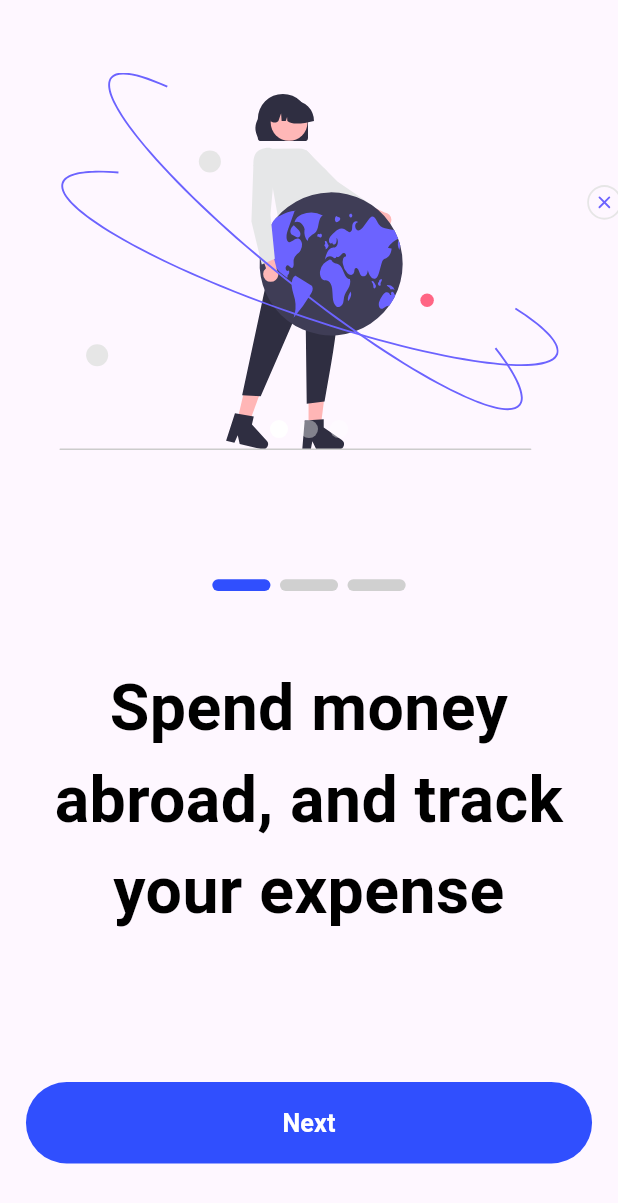
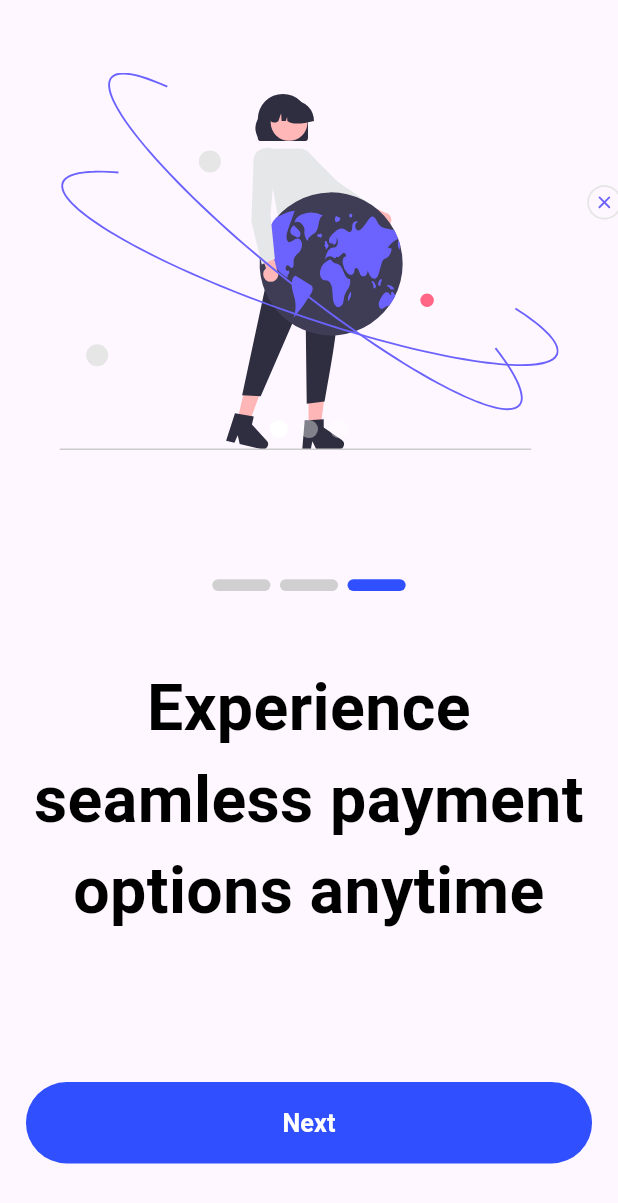
Before and after one commit to MohmadAoun/Coin-Pay, a Flutter app: the screen it shows after launch, after a tap on "Next", on a phone screen of 412 x 824 dp. Shown: the top 1203 px of the screen. Run offline on Flutter 3.47's test engine with Material 3 defaults, Android fonts, the phone set to English and light mode, and no system bars; drawn by our look-alikes of flutter_carousel_widget, smooth_page_indicator; our stand-ins replace flutter_screenutil, flutter_svg.

Commit message:
Changing onboarding svgs fixed the indicator to work with the carousel and linked text according to carousel item

```diff
--- a/lib/features/onBoarding/on_boarding.dart
+++ b/lib/features/onBoarding/on_boarding.dart
@@ -15,11 +15,28 @@ class OnBoardingScreen extends StatefulWidget {
 }
 
 class _OnBoardingScreenState extends State<OnBoardingScreen> {
+  final FlutterCarouselController flutterCarouselController =
+      FlutterCarouselController();
+  int currentIndex = 0;
+
+  // List of SVGs and their corresponding text
+  final List<Map<String, String>> onboardingItems = [
+    {
+      'image': 'assets/svgs/on_boarding_step_one.svg',
+      'text': 'Spend money abroad, and track your expense',
+    },
+    {
+      'image': 'assets/svgs/on_boarding_step_two.svg',
+      'text': 'Secure and easy transactions worldwide',
+    },
+    {
+      'image': 'assets/svgs/on_boarding_step_three.svg',
+      'text': 'Experience seamless payment options anytime',
+    },
+  ];
+
   @override
   Widget build(BuildContext context) {
-    FlutterCarouselController flutterCarouselController =
-        FlutterCarouselController();
-    int currentIndex = 0;
     return SafeArea(
       child: Scaffold(
         body: Column(
@@ -31,37 +48,23 @@ class _OnBoardingScreenState extends State<OnBoardingScreen> {
                 enableInfiniteScroll: false,
                 initialPage: 0,
                 controller: flutterCarouselController,
+                onPageChanged: (index, reason) {
+                  setState(() {
+                    currentIndex = index;
+                  });
+                },
               ),
-              items: [
-                SvgPicture.asset(
-                  'assets/svgs/on_boarding_step_one.svg',
+              items: onboardingItems.map((item) {
+                return SvgPicture.asset(
+                  item['image']!,
                   height: 260.h,
-                ),
-                SvgPicture.asset(
-                  'assets/svgs/on_boarding_step_two.svg',
-                  height: 260.h,
-                ),
-                SvgPicture.asset(
-                  'assets/svgs/on_boarding_step_three.svg',
-                  height: 260.h,
-                ),
-              ].map((i) {
-                return Builder(
-                  builder: (BuildContext context) {
-                    return SizedBox(
-                      width: MediaQuery.of(context).size.width,
-                      child: Center(
-                        child: i,
-                      ),
-                    );
-                  },
                 );
               }).toList(),
             ),
             verticalSpace(89),
             AnimatedSmoothIndicator(
               activeIndex: currentIndex,
-              count: 3,
+              count: onboardingItems.length,
               effect: SlideEffect(
                 spacing: 6.w,
                 radius: 19.r,
@@ -74,11 +77,12 @@ class _OnBoardingScreenState extends State<OnBoardingScreen> {
               ),
             ),
             verticalSpace(22),
+            // Display dynamic text based on the currentIndex
             Container(
               padding: EdgeInsets.symmetric(horizontal: 8.h, vertical: 17.5.w),
               margin: EdgeInsets.symmetric(vertical: 8.w),
               child: Text(
-                'Spend money abroad, and track your expense',
+                onboardingItems[currentIndex]['text']!,
                 textAlign: TextAlign.center,
                 style: TextStyles.font41Black700Weight,
               ),
@@ -90,11 +94,13 @@ class _OnBoardingScreenState extends State<OnBoardingScreen> {
                 backgroundColor: ColorsManager.mainBlue,
               ),
               onPressed: () {
-                print('click');
-                flutterCarouselController.nextPage(
-                    duration: Duration(microseconds: 300));
-                currentIndex++;
-                setState(() {});
+                if (currentIndex < onboardingItems.length - 1) {
+                  flutterCarouselController.nextPage(
+                      duration: const Duration(milliseconds: 300));
+                  setState(() {
+                    currentIndex++;
+                  });
+                }
               },
               child: Text('Next', style: TextStyles.font16White700Weight),
             ),
```
Also changed, not shown: assets/svgs/on_boarding_step_one.svg, assets/svgs/on_boarding_step_three.svg, assets/svgs/on_boarding_step_two.svg.
